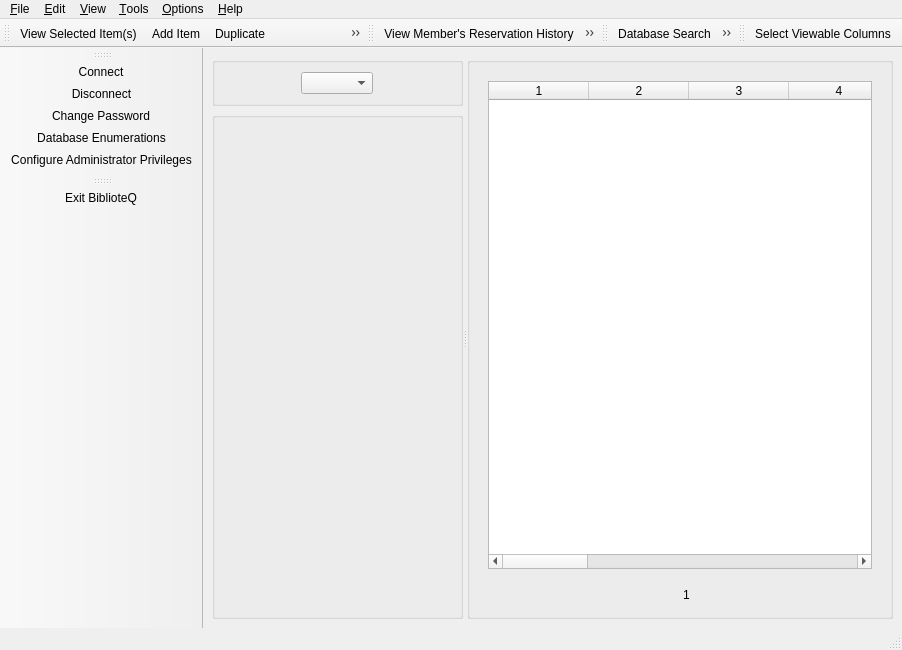
Above: mainwindow.ui from textbrowser/biblioteq before the change. Below: the same form after it.
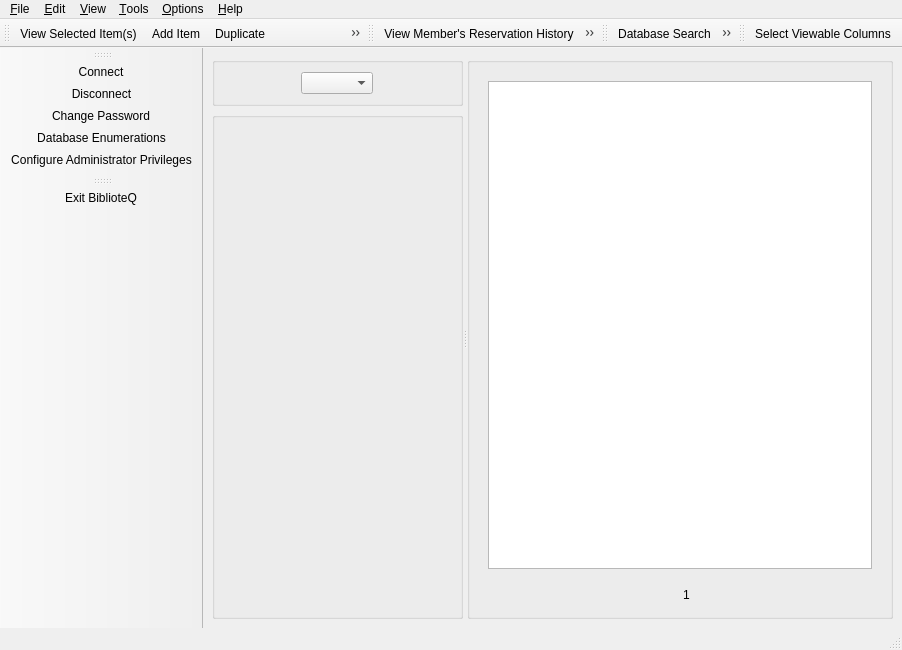
That is the form after the change. Icons and pictures are not drawn. Custom widgets are drawn as their Qt base class.

Patch:
```diff
--- a/mainwindow.ui
+++ b/mainwindow.ui
@@ -203,91 +203,11 @@
                <bool>true</bool>
               </property>
               <property name="columnCount">
-               <number>16</number>
+               <number>0</number>
               </property>
               <attribute name="horizontalHeaderShowSortIndicator" stdset="0">
                <bool>true</bool>
               </attribute>
-              <column>
-               <property name="text">
-                <string>1</string>
-               </property>
-              </column>
-              <column>
-               <property name="text">
-                <string>2</string>
-               </property>
-              </column>
-              <column>
-               <property name="text">
-                <string>3</string>
-               </property>
-              </column>
-              <column>
-               <property name="text">
-                <string>4</string>
-               </property>
-              </column>
-              <column>
-               <property name="text">
-                <string>5</string>
-               </property>
-              </column>
-              <column>
-               <property name="text">
-                <string>6</string>
-               </property>
-              </column>
-              <column>
-               <property name="text">
-                <string>7</string>
-               </property>
-              </column>
-              <column>
-               <property name="text">
-                <string>8</string>
-               </property>
-              </column>
-              <column>
-               <property name="text">
-                <string>9</string>
-               </property>
-              </column>
-              <column>
-               <property name="text">
-                <string>10</string>
-               </property>
-              </column>
-              <column>
-               <property name="text">
-                <string>11</string>
-               </property>
-              </column>
-              <column>
-               <property name="text">
-                <string>12</string>
-               </property>
-              </column>
-              <column>
-               <property name="text">
-                <string>13</string>
-               </property>
-              </column>
-              <column>
-               <property name="text">
-                <string>14</string>
-               </property>
-              </column>
-              <column>
-               <property name="text">
-                <string>15</string>
-               </property>
-              </column>
-              <column>
-               <property name="text">
-                <string>16</string>
-               </property>
-              </column>
              </widget>
             </item>
            </layout>
```
